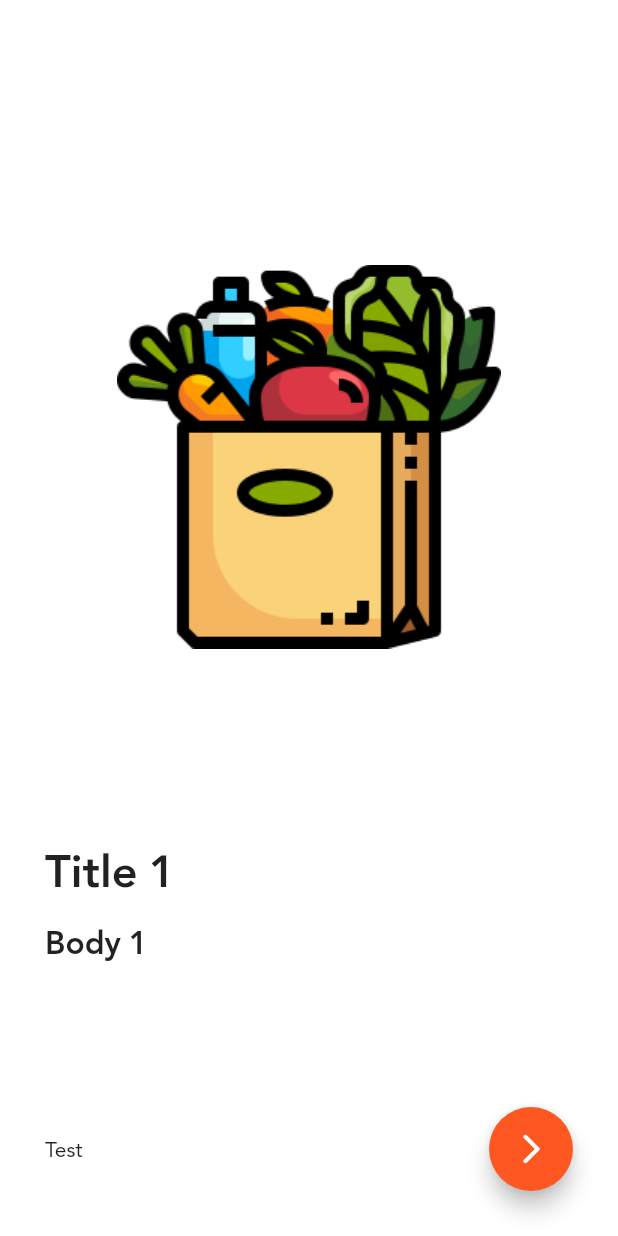
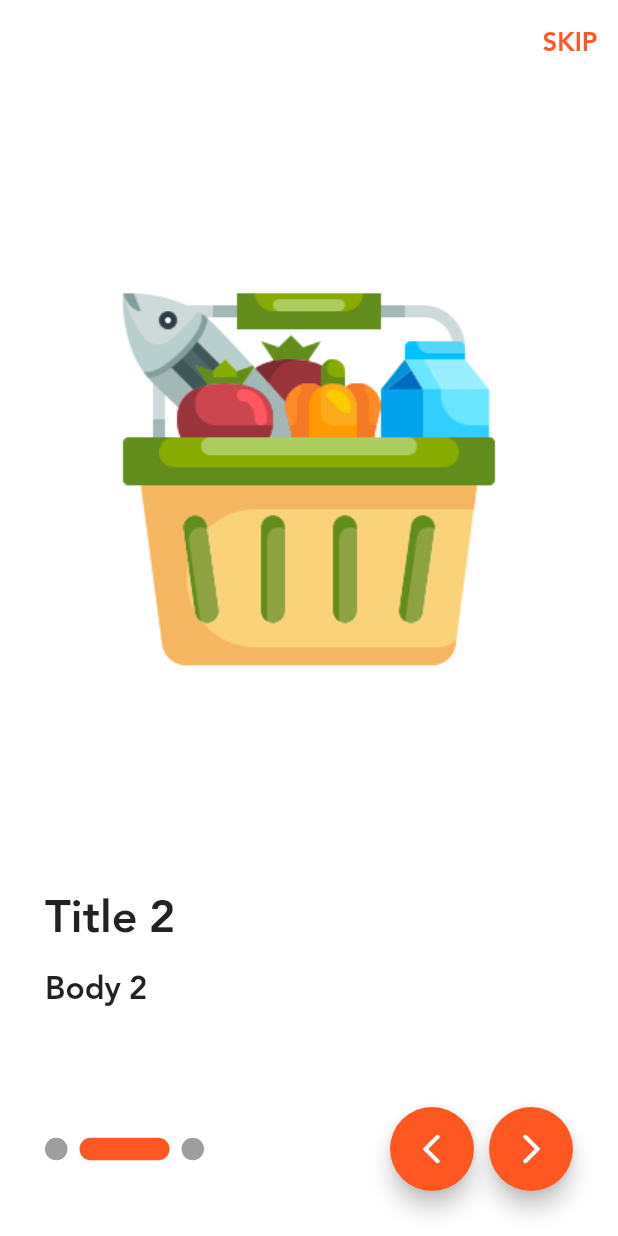
Before and after one commit to AutoKMG/Shop-App-Handling-APIs-Professionally, a Flutter app: the screen it shows after launch, after a tap on the "arrow forward ios" icon, on a phone screen of 412 x 824 dp. Run offline on Flutter 3.47's test engine with Material 2 defaults, Android fonts, the phone set to English and light mode, and no system bars; drawn by our look-alikes of smooth_page_indicator; our stand-ins replace bloc, flutter_bloc, hexcolor, shared_preferences.

Commit message:
adding floating action buttons, textbutton in the appbar, smoothpage indicator, and configuring the page view

```diff
--- a/lib/modules/on_boarding/on_boarding_screen.dart
+++ b/lib/modules/on_boarding/on_boarding_screen.dart
@@ -2,6 +2,9 @@
 
 import 'package:flutter/material.dart';
 import 'package:shop_app/models/boarding_mode.dart';
+import 'package:shop_app/modules/login/login_screen.dart';
+import 'package:shop_app/shared/components/constants.dart';
+import 'package:smooth_page_indicator/smooth_page_indicator.dart';
 
 class OnBoardingScreen extends StatelessWidget {
   OnBoardingScreen({Key key}) : super(key: key);
@@ -11,17 +14,47 @@ class OnBoardingScreen extends StatelessWidget {
     BoardingModel('Title 2', 'Body 2', 'assets/images/basket.png'),
     BoardingModel('Title 3', 'Body 3', 'assets/images/groceries.png'),
   ];
-
+  var boardController = PageController();
+  bool isLastPage = false;
   @override
   Widget build(BuildContext context) {
     return Scaffold(
-      appBar: AppBar(),
+      appBar: AppBar(
+        actions: [
+          TextButton(
+            onPressed: () {
+              Navigator.pushAndRemoveUntil(
+                context,
+                MaterialPageRoute(
+                  builder: (context) {
+                    return LoginScreen();
+                  },
+                ),
+                (Route<dynamic> route) => false,
+              );
+            },
+            child: Text(
+              "SKIP",
+              style: TextStyle(fontWeight: FontWeight.bold, fontSize: 17),
+            ),
+          ),
+        ],
+      ),
       body: Column(
         children: [
           Expanded(
             child: PageView.builder(
+              controller: boardController,
               itemCount: boarding.length,
-              physics: BouncingScrollPhysics(),
+              physics: new NeverScrollableScrollPhysics(),
+              onPageChanged: (value) {
+                print(value);
+                if (value == boarding.length - 1) {
+                  isLastPage = true;
+                } else {
+                  isLastPage = false;
+                }
+              },
               itemBuilder: (context, index) {
                 return Padding(
                   padding: const EdgeInsets.all(30.0),
@@ -30,18 +63,56 @@ class OnBoardingScreen extends StatelessWidget {
               },
             ),
           ),
-          SizedBox(
-            height: 30,
-          ),
           Padding(
             padding: const EdgeInsets.all(30.0),
             child: Row(
               children: [
-                Text("Test"),
+                SmoothPageIndicator(
+                  controller: boardController,
+                  count: boarding.length,
+                  effect: ExpandingDotsEffect(
+                    dotColor: Colors.grey,
+                    dotHeight: 15,
+                    dotWidth: 15,
+                    activeDotColor: defaultColor,
+                    expansionFactor: 4,
+                  ),
+                ),
                 Spacer(),
                 FloatingActionButton(
+                  heroTag: "previous",
+                  child: Icon(Icons.arrow_back_ios_rounded),
+                  onPressed: () {
+                    boardController.previousPage(
+                      duration: Duration(milliseconds: 1500),
+                      curve: Curves.fastLinearToSlowEaseIn,
+                    );
+                  },
+                ),
+                SizedBox(
+                  width: 10,
+                ),
+                FloatingActionButton(
+                  heroTag: "next",
                   child: Icon(Icons.arrow_forward_ios_rounded),
-                  onPressed: () {},
+                  onPressed: () {
+                    if (isLastPage) {
+                      Navigator.pushAndRemoveUntil(
+                        context,
+                        MaterialPageRoute(
+                          builder: (context) {
+                            return LoginScreen();
+                          },
+                        ),
+                        (Route<dynamic> route) => false,
+                      );
+                    } else {
+                      boardController.nextPage(
+                        duration: Duration(milliseconds: 1000),
+                        curve: Curves.fastLinearToSlowEaseIn,
+                      );
+                    }
+                  },
                 ),
               ],
             ),
```
